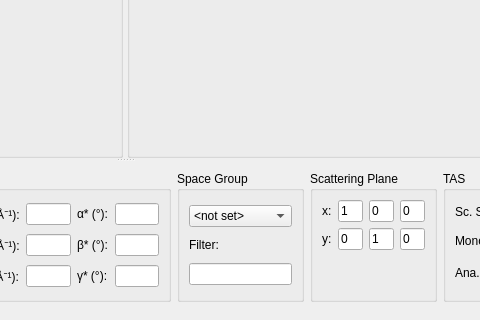
Above: ui/taz.ui from tweber-ill/frm_mirror-takin1 before the change; both pictures show x 362 to 842 and y 284 to 604 of the 973 by 604 pixel window. Below: the same form after it.
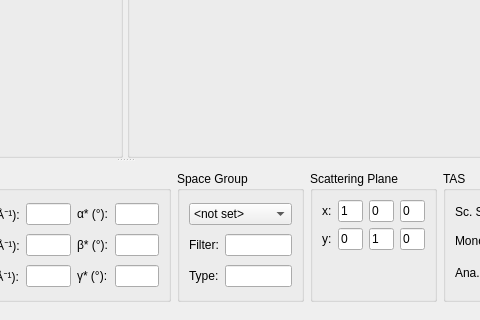
That is the form after the change.

Commit message: started with crystal types

```diff
--- a/ui/taz.ui
+++ b/ui/taz.ui
@@ -448,7 +448,7 @@
            <string>Space Group</string>
           </property>
           <layout class="QGridLayout" name="gridLayout_7">
-           <item row="0" column="0">
+           <item row="0" column="0" colspan="2">
             <widget class="QComboBox" name="comboSpaceGroups">
              <property name="sizePolicy">
               <sizepolicy hsizetype="Expanding" vsizetype="Fixed">
@@ -476,7 +476,7 @@
              </property>
             </widget>
            </item>
-           <item row="2" column="0">
+           <item row="1" column="1">
             <widget class="QLineEdit" name="editSpaceGroupsFilter">
              <property name="sizePolicy">
               <sizepolicy hsizetype="Expanding" vsizetype="Fixed">
@@ -486,6 +486,20 @@
              </property>
             </widget>
            </item>
+           <item row="2" column="0">
+            <widget class="QLabel" name="label_18">
+             <property name="text">
+              <string>Type:</string>
+             </property>
+            </widget>
+           </item>
+           <item row="2" column="1">
+            <widget class="QLineEdit" name="editCrystalSystem">
+             <property name="readOnly">
+              <bool>true</bool>
+             </property>
+            </widget>
+           </item>
           </layout>
          </widget>
         </item>
```
Left out of the diff: 3 changed lines with no effect on the pictures. The commit also changes 6 other files.
